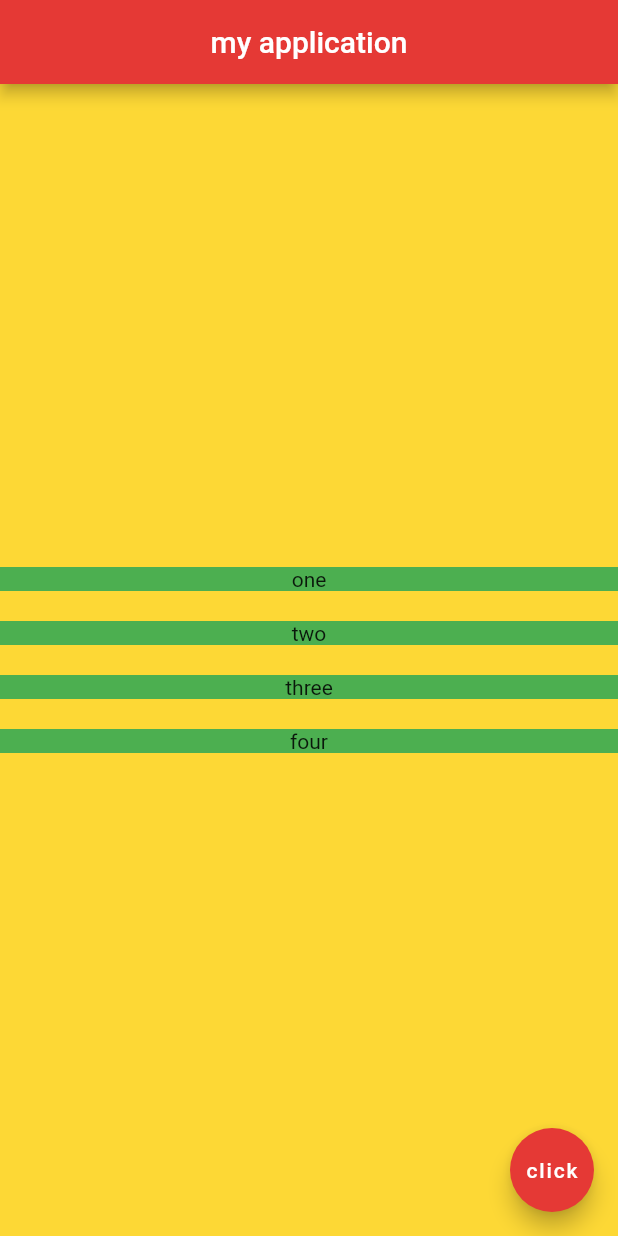
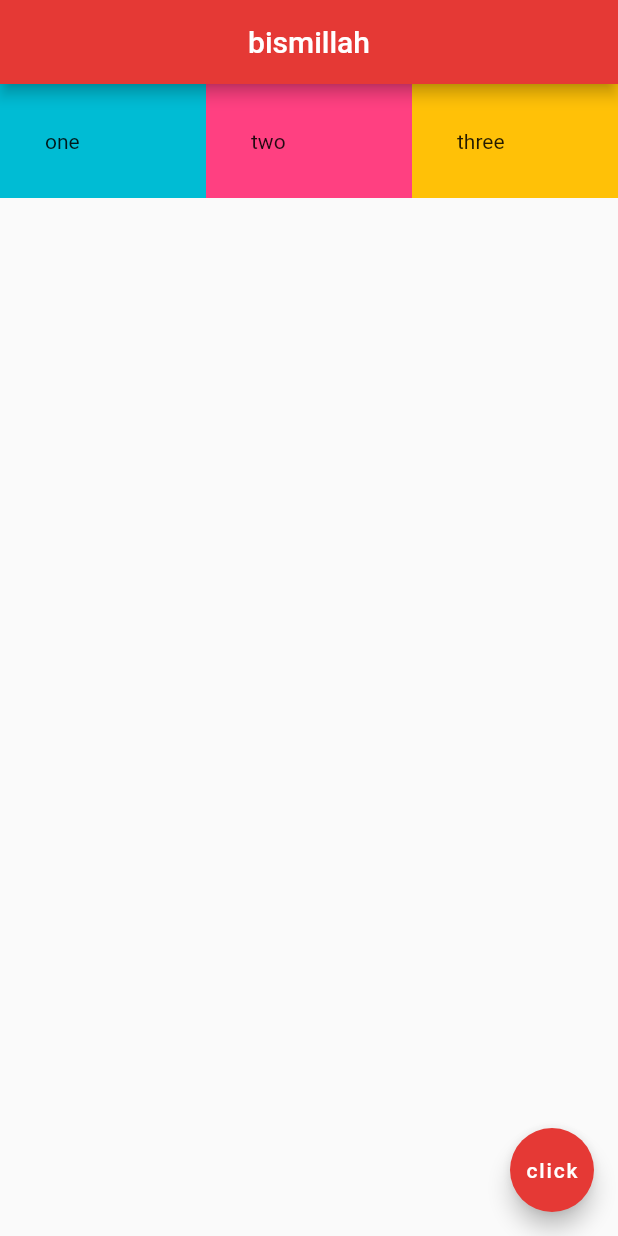
Before and after one commit to luquilo/flutter_102, a Flutter app: the screen it shows after launch, on a phone screen of 412 x 824 dp. Run offline on Flutter 3.47's test engine with Material 2 defaults, Android fonts, the phone set to English and light mode, and no system bars.

Commit message:
belajar Expanded & flex

```diff
--- a/lib/main.dart
+++ b/lib/main.dart
@@ -15,53 +15,36 @@ class Home extends StatelessWidget {
   Widget build(BuildContext context) {
     return Scaffold(
         appBar: AppBar(
-          title: Text('my application'),
+          title: Text('bismillah'),
           centerTitle: true,
           backgroundColor: Colors.red[600],
         ),
-        body: Container(
-          width: double.infinity,
-          color: Colors.yellow[600],
-          child: Column(
-              mainAxisAlignment: MainAxisAlignment.center,
-              crossAxisAlignment: CrossAxisAlignment.center,
-              children: <Widget>[
-                Container(
-                  color: Colors.green,
-                  margin: EdgeInsets.only(
-                    top: 10,
-                    bottom: 10,
-                  ),
-                  child: Center(
+        body: Row(children: <Widget>[
+          Expanded(
+            flex: 1,
+            child: Container(
+              padding: EdgeInsets.all(30),
+              color: Colors.cyan,
               child: Text('one'),
             ),
           ),
-                Container(
-                  margin: EdgeInsets.only(
-                    top: 10,
-                    bottom: 10,
+          Expanded(
+            flex: 1,
+            child: Container(
+              padding: EdgeInsets.all(30),
+              color: Colors.pinkAccent,
+              child: Text('two'),
             ),
-                  color: Colors.green,
-                  child: Center(child: Text('two')),
           ),
-                Container(
-                  margin: EdgeInsets.only(
-                    top: 10,
-                    bottom: 10,
+          Expanded(
+            flex: 1,
+            child: Container(
+              padding: EdgeInsets.all(30),
+              color: Colors.amber,
+              child: Text('three'),
             ),
-                  color: Colors.green,
-                  child: Center(child: Text('three')),
-                ),
-                Container(
-                  margin: EdgeInsets.only(
-                    top: 10,
-                    bottom: 10,
-                  ),
-                  color: Colors.green,
-                  child: Center(child: Text('four')),
           ),
         ]),
-        ),
         floatingActionButton: FloatingActionButton(
           onPressed: () {},
           child: Text('click'),
```
Lines whose indentation alone changed are shown as unchanged.
